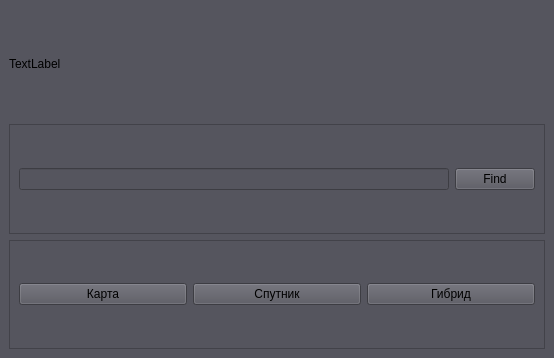
First picture: the form in qtInterface.ui, repository MrPapricot/Maps, before the edit.
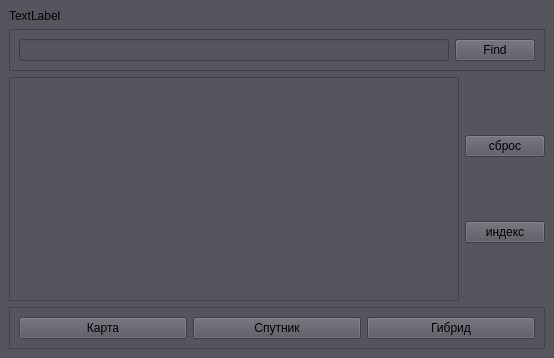
Second picture: the form after the edit.

```diff
--- a/qtInterface.ui
+++ b/qtInterface.ui
@@ -47,6 +47,31 @@
       </layout>
      </widget>
     </item>
+    <item>
+     <layout class="QHBoxLayout" name="horizontalLayout_3">
+      <item>
+       <widget class="QTextBrowser" name="textBrowser"/>
+      </item>
+      <item>
+       <layout class="QVBoxLayout" name="verticalLayout_2">
+        <item>
+         <widget class="QPushButton" name="pushButton_5">
+          <property name="text">
+           <string>сброс</string>
+          </property>
+         </widget>
+        </item>
+        <item>
+         <widget class="QPushButton" name="pushButton_6">
+          <property name="text">
+           <string>индекс</string>
+          </property>
+         </widget>
+        </item>
+       </layout>
+      </item>
+     </layout>
+    </item>
     <item>
      <widget class="QFrame" name="frame_2">
       <property name="frameShape">
```
